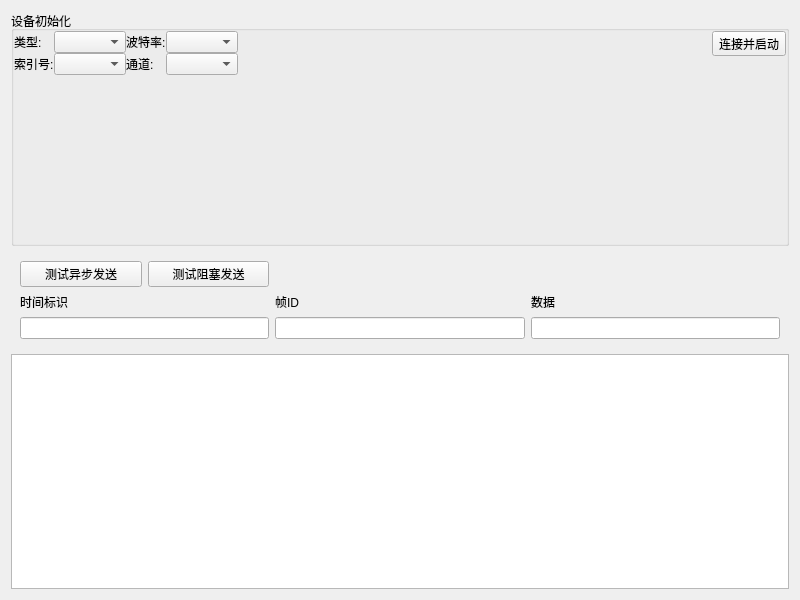
First picture: the form in mCAN/m_canwidget.ui, repository sunxiaoyi111/My_Can_Wincc, before the edit.
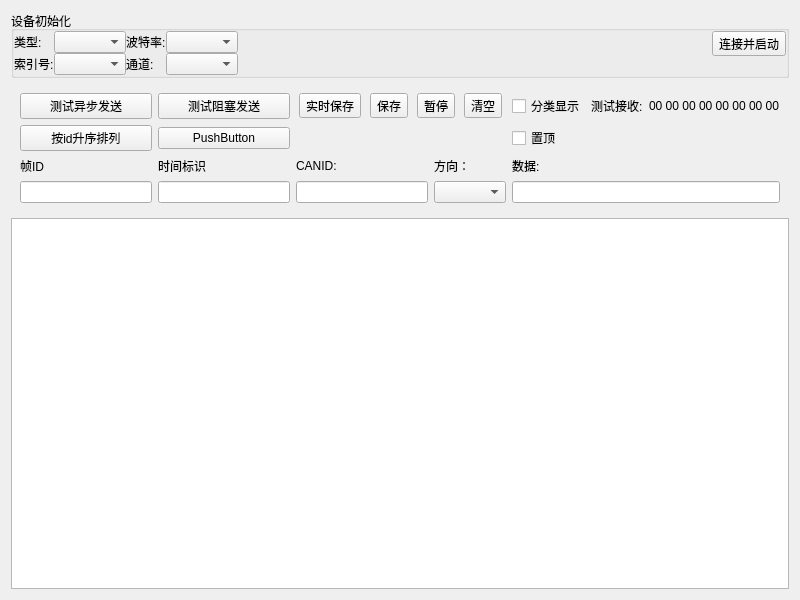
Second picture: the form after the edit.

Commit message: Title: 完善数据接收结构，增加UI

```diff
--- a/mCAN/m_canwidget.ui
+++ b/mCAN/m_canwidget.ui
@@ -14,60 +14,6 @@
    <string>M_CANWidget</string>
   </property>
   <layout class="QGridLayout" name="gridLayout_4">
-   <item row="1" column="0">
-    <widget class="QWidget" name="widget" native="true">
-     <layout class="QGridLayout" name="gridLayout_3">
-      <item row="1" column="1">
-       <widget class="QLabel" name="label_2">
-        <property name="text">
-         <string>帧ID</string>
-        </property>
-       </widget>
-      </item>
-      <item row="2" column="2">
-       <widget class="QLineEdit" name="lineEdit_3"/>
-      </item>
-      <item row="1" column="2">
-       <widget class="QLabel" name="label_3">
-        <property name="text">
-         <string>数据</string>
-        </property>
-       </widget>
-      </item>
-      <item row="0" column="0">
-       <layout class="QHBoxLayout" name="horizontalLayout">
-        <item>
-         <widget class="QPushButton" name="pushButton">
-          <property name="text">
-           <string>测试异步发送</string>
-          </property>
-         </widget>
-        </item>
-        <item>
-         <widget class="QPushButton" name="pushButton_2">
-          <property name="text">
-           <string>测试阻塞发送</string>
-          </property>
-         </widget>
-        </item>
-       </layout>
-      </item>
-      <item row="2" column="0">
-       <widget class="QLineEdit" name="lineEdit"/>
-      </item>
-      <item row="1" column="0">
-       <widget class="QLabel" name="label">
-        <property name="text">
-         <string>时间标识</string>
-        </property>
-       </widget>
-      </item>
-      <item row="2" column="1">
-       <widget class="QLineEdit" name="lineEdit_2"/>
-      </item>
-     </layout>
-    </widget>
-   </item>
    <item row="0" column="0">
     <widget class="QGroupBox" name="groupBox_device">
      <property name="title">
@@ -89,6 +35,26 @@
       <property name="spacing">
        <number>0</number>
       </property>
+      <item row="0" column="1" rowspan="3">
+       <spacer name="horizontalSpacer">
+        <property name="orientation">
+         <enum>Qt::Horizontal</enum>
+        </property>
+        <property name="sizeHint" stdset="0">
+         <size>
+          <width>294</width>
+          <height>20</height>
+         </size>
+        </property>
+       </spacer>
+      </item>
+      <item row="0" column="2">
+       <widget class="QToolButton" name="toolButton_DevConnect">
+        <property name="text">
+         <string>连接并启动</string>
+        </property>
+       </widget>
+      </item>
       <item row="0" column="0" rowspan="2">
        <layout class="QGridLayout" name="gridLayout">
         <property name="spacing">
@@ -136,58 +102,156 @@
         </item>
        </layout>
       </item>
-      <item row="0" column="1" rowspan="3">
-       <spacer name="horizontalSpacer">
-        <property name="orientation">
-         <enum>Qt::Horizontal</enum>
+     </layout>
+    </widget>
+   </item>
+   <item row="3" column="0">
+    <widget class="QTableView" name="tableView"/>
+   </item>
+   <item row="1" column="0">
+    <widget class="QWidget" name="widget" native="true">
+     <layout class="QGridLayout" name="gridLayout_3">
+      <item row="3" column="4" colspan="3">
+       <widget class="QLineEdit" name="lineEdit_Candata"/>
+      </item>
+      <item row="2" column="3">
+       <widget class="QLabel" name="label_7">
+        <property name="text">
+         <string>方向：</string>
         </property>
-        <property name="sizeHint" stdset="0">
-         <size>
-          <width>294</width>
-          <height>20</height>
-         </size>
+       </widget>
+      </item>
+      <item row="0" column="1">
+       <widget class="QPushButton" name="pushButton_2">
+        <property name="text">
+         <string>测试阻塞发送</string>
         </property>
-       </spacer>
+       </widget>
       </item>
-      <item row="0" column="2">
-       <widget class="QToolButton" name="toolButton_DevConnect">
+      <item row="0" column="0">
+       <widget class="QPushButton" name="pushButton">
         <property name="text">
-         <string>连接并启动</string>
+         <string>测试异步发送</string>
         </property>
        </widget>
       </item>
+      <item row="2" column="2">
+       <widget class="QLabel" name="label_6">
+        <property name="text">
+         <string>CANID:</string>
+        </property>
+       </widget>
+      </item>
+      <item row="3" column="3">
+       <widget class="QComboBox" name="comboBox_Dir"/>
+      </item>
       <item row="3" column="0">
-       <spacer name="verticalSpacer_3">
-        <property name="orientation">
-         <enum>Qt::Vertical</enum>
-        </property>
-        <property name="sizeHint" stdset="0">
-         <size>
-          <width>20</width>
-          <height>40</height>
-         </size>
-        </property>
-       </spacer>
+       <widget class="QLineEdit" name="lineEdit_ID"/>
       </item>
       <item row="3" column="2">
-       <spacer name="verticalSpacer">
-        <property name="orientation">
-         <enum>Qt::Vertical</enum>
+       <widget class="QLineEdit" name="lineEdit_Canid"/>
+      </item>
+      <item row="2" column="1">
+       <widget class="QLabel" name="label_2">
+        <property name="text">
+         <string>时间标识</string>
         </property>
-        <property name="sizeHint" stdset="0">
-         <size>
-          <width>20</width>
-          <height>91</height>
-         </size>
+       </widget>
+      </item>
+      <item row="3" column="1">
+       <widget class="QLineEdit" name="lineEdit_Time"/>
+      </item>
+      <item row="0" column="4">
+       <widget class="QCheckBox" name="checkBox_2">
+        <property name="text">
+         <string>分类显示</string>
         </property>
-       </spacer>
+       </widget>
+      </item>
+      <item row="0" column="5">
+       <widget class="QLabel" name="label_4">
+        <property name="text">
+         <string>测试接收:</string>
+        </property>
+       </widget>
+      </item>
+      <item row="0" column="6">
+       <widget class="QLabel" name="label_5">
+        <property name="text">
+         <string>00 00 00 00 00 00 00 00</string>
+        </property>
+       </widget>
+      </item>
+      <item row="2" column="4">
+       <widget class="QLabel" name="label_3">
+        <property name="text">
+         <string>数据:</string>
+        </property>
+       </widget>
+      </item>
+      <item row="1" column="0">
+       <widget class="QPushButton" name="m_pAsorDsSortBtn">
+        <property name="text">
+         <string>按id升序排列</string>
+        </property>
+       </widget>
+      </item>
+      <item row="0" column="2" colspan="2">
+       <layout class="QHBoxLayout" name="horizontalLayout">
+        <item>
+         <widget class="QToolButton" name="toolButton">
+          <property name="text">
+           <string>实时保存</string>
+          </property>
+         </widget>
+        </item>
+        <item>
+         <widget class="QToolButton" name="toolButton_2">
+          <property name="text">
+           <string>保存</string>
+          </property>
+         </widget>
+        </item>
+        <item>
+         <widget class="QToolButton" name="toolButton_4">
+          <property name="text">
+           <string>暂停</string>
+          </property>
+         </widget>
+        </item>
+        <item>
+         <widget class="QToolButton" name="toolButton_3">
+          <property name="text">
+           <string>清空</string>
+          </property>
+         </widget>
+        </item>
+       </layout>
+      </item>
+      <item row="1" column="4">
+       <widget class="QCheckBox" name="checkBox">
+        <property name="text">
+         <string>置顶</string>
+        </property>
+       </widget>
+      </item>
+      <item row="1" column="1">
+       <widget class="QPushButton" name="pushButton_4">
+        <property name="text">
+         <string>PushButton</string>
+        </property>
+       </widget>
+      </item>
+      <item row="2" column="0">
+       <widget class="QLabel" name="label">
+        <property name="text">
+         <string>帧ID</string>
+        </property>
+       </widget>
       </item>
      </layout>
     </widget>
    </item>
-   <item row="2" column="0">
-    <widget class="QTableView" name="tableView"/>
-   </item>
   </layout>
  </widget>
  <resources/>
```
The commit also changes 9 other files.
